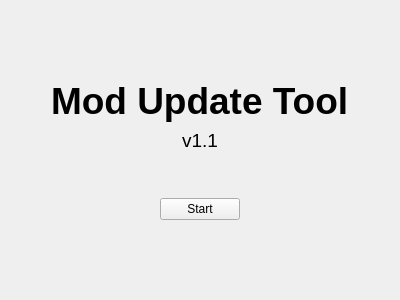
First picture: the form in startpage.ui, repository Starkiller645/modtool, before the edit.
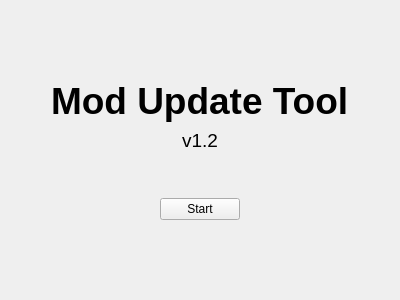
Second picture: the form after the edit.

Commit message: Store files in a cache directory instead of CWD

```diff
--- a/startpage.ui
+++ b/startpage.ui
@@ -39,7 +39,7 @@
      <item alignment="Qt::AlignHCenter">
       <widget class="QLabel" name="versionLabel">
        <property name="text">
-        <string>&lt;html&gt;&lt;head/&gt;&lt;body&gt;&lt;p&gt;&lt;span style=&quot; font-size:14pt;&quot;&gt;v1.1&lt;/span&gt;&lt;/p&gt;&lt;/body&gt;&lt;/html&gt;</string>
+        <string>&lt;html&gt;&lt;head/&gt;&lt;body&gt;&lt;p&gt;&lt;span style=&quot; font-size:14pt;&quot;&gt;v1.2&lt;/span&gt;&lt;/p&gt;&lt;/body&gt;&lt;/html&gt;</string>
        </property>
       </widget>
      </item>
```
The commit also changes 2 other files.
